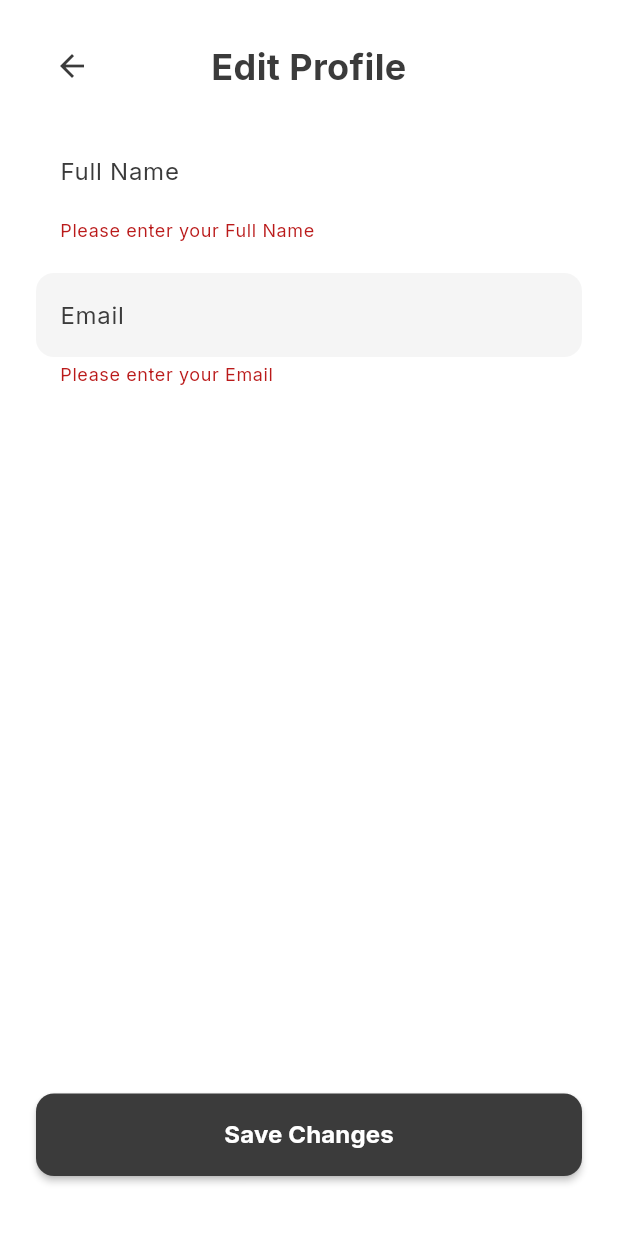
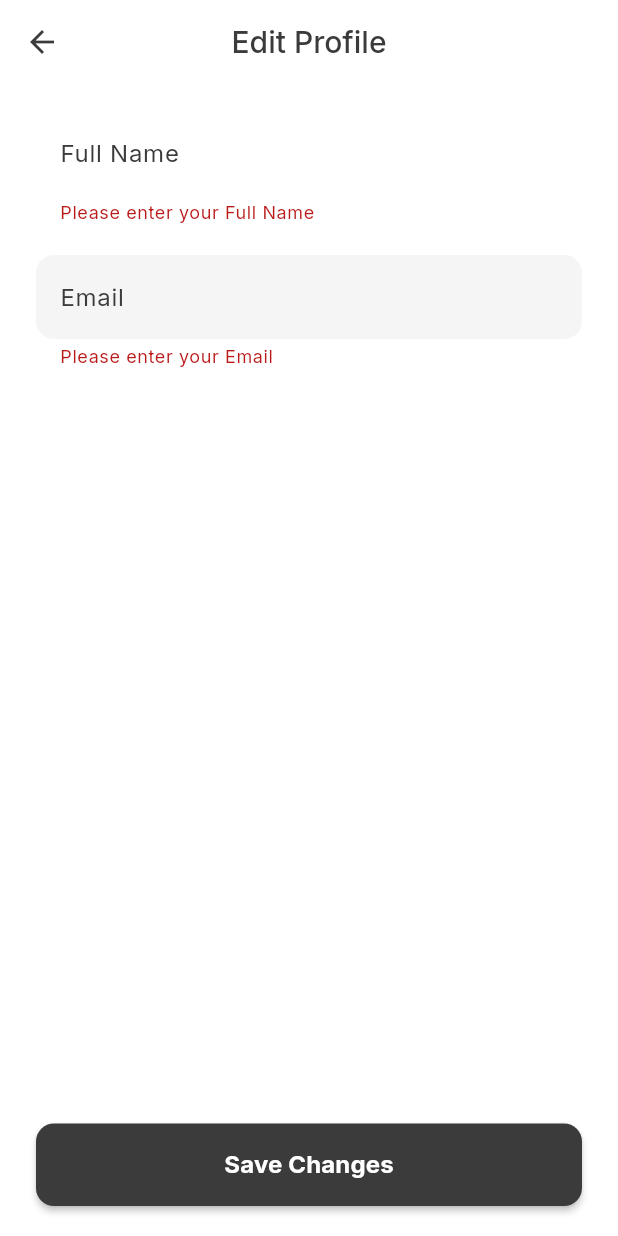
Before and after one commit to orya-ai/v3, a Flutter app: the EditProfilePage screen opened directly with empty values, after a tap on "Save Changes", on a phone screen of 412 x 824 dp. Run offline on Flutter 3.47's test engine with Material 3 defaults, Android fonts, the phone set to English and light mode, and no system bars; our stand-ins replace cloud_firestore, firebase_auth, firebase_core, flutter_riverpod, go_router, google_fonts and 2 more; accounts and stored records are empty.

Commit message:
new scaffold on edit profile etc

```diff
--- a/lib/features/dashboard/presentation/activity_calendar_page.dart
+++ b/lib/features/dashboard/presentation/activity_calendar_page.dart
@@ -23,7 +23,6 @@ class _ActivityCalendarPageState extends ConsumerState<ActivityCalendarPage> {
     _selectedDay = _focusedDay;
     // Fetch all activities when the page loads
     WidgetsBinding.instance.addPostFrameCallback((_) {
-      ref.read(gamificationProvider.notifier).fetchAllActivities();
       _loadUserCreationDate();
     });
   }
--- a/lib/features/profile/presentation/edit_profile_page.dart
+++ b/lib/features/profile/presentation/edit_profile_page.dart
@@ -66,34 +66,28 @@ class _EditProfilePageState extends State<EditProfilePage> {
 
   @override
   Widget build(BuildContext context) {
-    return Container(
-      color: AppTheme.scaffoldBackgroundColor,
-      padding: const EdgeInsets.symmetric(horizontal: 24.0, vertical: 20.0),
+    return Scaffold(
+      backgroundColor: AppTheme.scaffoldBackgroundColor,
+      appBar: AppBar(
+        title: const Text('Edit Profile'),
+        backgroundColor: AppTheme.scaffoldBackgroundColor,
+        elevation: 0,
+        centerTitle: true,
+        leading: IconButton(
+          icon: const Icon(Icons.arrow_back, color: AppTheme.primaryTextColor),
+          onPressed: () => Navigator.of(context).pop(),
+        ),
+      ),
+      body: _isLoading
+          ? const Center(child: CircularProgressIndicator())
+          : SafeArea(
+              child: Padding(
+                padding: const EdgeInsets.symmetric(horizontal: 24.0),
                 child: Form(
                   key: _formKey,
                   child: Column(
                     crossAxisAlignment: CrossAxisAlignment.stretch,
                     children: [
-            Row(
-              children: [
-                IconButton(
-                  icon: const Icon(Icons.arrow_back, color: AppTheme.primaryTextColor),
-                  onPressed: () => Navigator.of(context).pop(),
-                ),
-                const Expanded(
-                  child: Text(
-                    'Edit Profile',
-                    textAlign: TextAlign.center,
-                    style: TextStyle(
-                      fontSize: 24,
-                      fontWeight: FontWeight.bold,
-                      color: AppTheme.primaryTextColor,
-                    ),
-                  ),
-                ),
-                const SizedBox(width: 48), // To balance the IconButton
-              ],
-            ),
                       const SizedBox(height: 18),
                       _buildTextField(
                         label: 'Full Name',
@@ -107,7 +101,7 @@ class _EditProfilePageState extends State<EditProfilePage> {
                       ),
                       const Spacer(),
                       ElevatedButton(
-              onPressed: _isLoading ? null : _saveChanges,
+                        onPressed: _saveChanges,
                         style: ElevatedButton.styleFrom(
                           backgroundColor: AppTheme.primaryButtonColor,
                           padding: const EdgeInsets.symmetric(vertical: 16),
@@ -116,16 +110,7 @@ class _EditProfilePageState extends State<EditProfilePage> {
                           ),
                           elevation: 2,
                         ),
-              child: _isLoading
-                  ? const SizedBox(
-                      height: 20,
-                      width: 20,
-                      child: CircularProgressIndicator(
-                        color: Colors.white,
-                        strokeWidth: 2.0,
-                      ),
-                    )
-                  : const Text(
+                        child: const Text(
                           'Save Changes',
                           style: TextStyle(
                               fontSize: 16,
@@ -135,6 +120,8 @@ class _EditProfilePageState extends State<EditProfilePage> {
                       ),
                       const SizedBox(height: 20),
                     ],
+                  ),
+                ),
               ),
             ),
     );
```
Also changed, not shown: lib/features/dashboard/application/gamification_provider.dart (+31 -81 lines), lib/features/dashboard/presentation/dashboard_page.dart (+40 -15 lines), lib/features/legal/privacy_policy_page.dart (+9 -13 lines), lib/features/legal/terms_page.dart (+9 -13 lines). Lines whose indentation alone changed are shown as unchanged.
